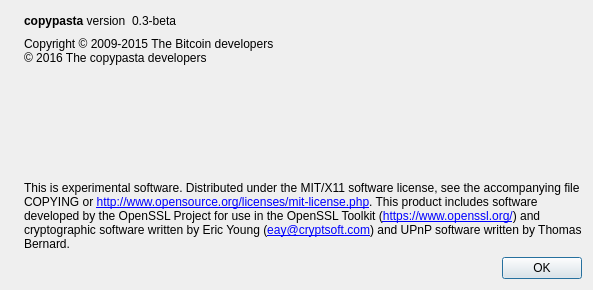
scriptr4777/FPSBetCoin, file src/qt/forms/aboutdialog.ui: the form before one commit.
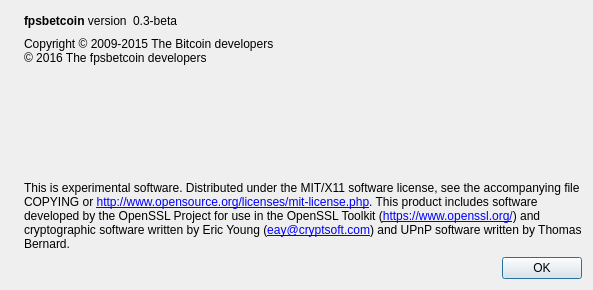
The form after the commit. Icons and pictures are not drawn.

```diff
--- a/src/qt/forms/aboutdialog.ui
+++ b/src/qt/forms/aboutdialog.ui
@@ -43,7 +43,7 @@
           <cursorShape>IBeamCursor</cursorShape>
          </property>
          <property name="text">
-          <string>&lt;b&gt;copypasta&lt;/b&gt; version</string>
+          <string>&lt;b&gt;fpsbetcoin&lt;/b&gt; version</string>
          </property>
          <property name="textInteractionFlags">
           <set>Qt::LinksAccessibleByMouse|Qt::TextSelectableByKeyboard|Qt::TextSelectableByMouse</set>
@@ -85,7 +85,7 @@
        </property>
        <property name="text">
         <string>Copyright © 2009-2015 The Bitcoin developers
-© 2016 The copypasta developers</string>
+© 2016 The fpsbetcoin developers</string>
        </property>
        <property name="textInteractionFlags">
         <set>Qt::LinksAccessibleByMouse|Qt::TextSelectableByKeyboard|Qt::TextSelectableByMouse</set>
```
Left out of the diff: 2 changed lines with no effect on the pictures.
